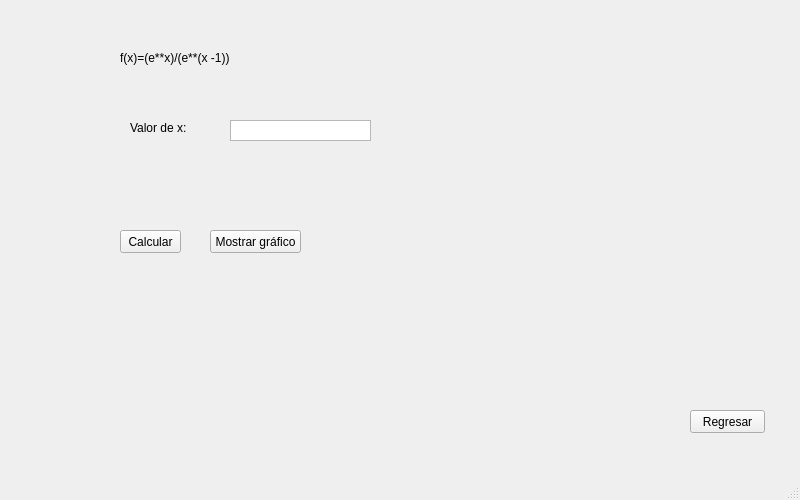
The window that Proyecto/PropagacionErrores.ui (Vrouqen/Metodos-Numericos) describes before a commit, drawn with Qt 5.
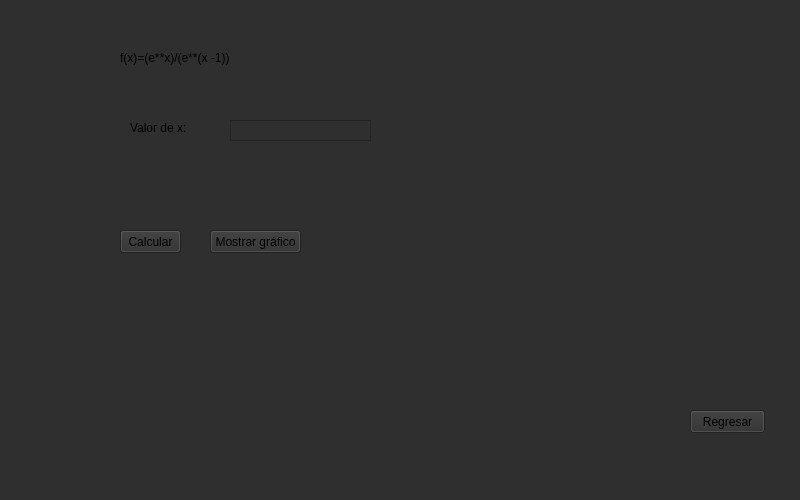
The same window after the commit.

Commit message:
Mejoras en la interfaz de usuario
Se modificaron los colores y el tipo de letra de las ventanas

The edit to the form file:
```diff
--- a/Proyecto/PropagacionErrores.ui
+++ b/Proyecto/PropagacionErrores.ui
@@ -13,6 +13,9 @@
   <property name="windowTitle">
    <string>MainWindow</string>
   </property>
+  <property name="styleSheet">
+   <string notr="true">background-color: rgb(47, 47, 47);</string>
+  </property>
   <widget class="QWidget" name="centralwidget">
    <widget class="QPushButton" name="botonRegresar">
     <property name="geometry">
```
The commit also changes 7 other files.
